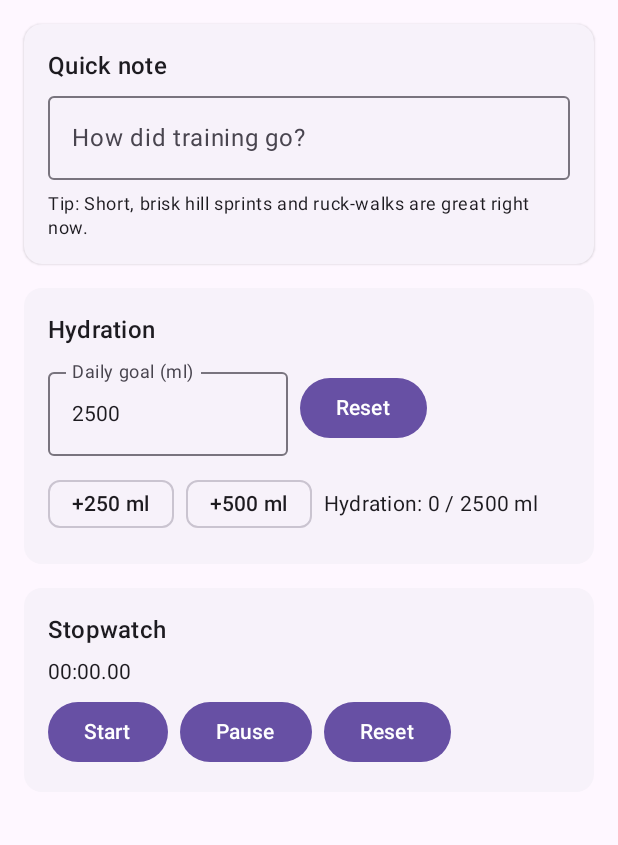
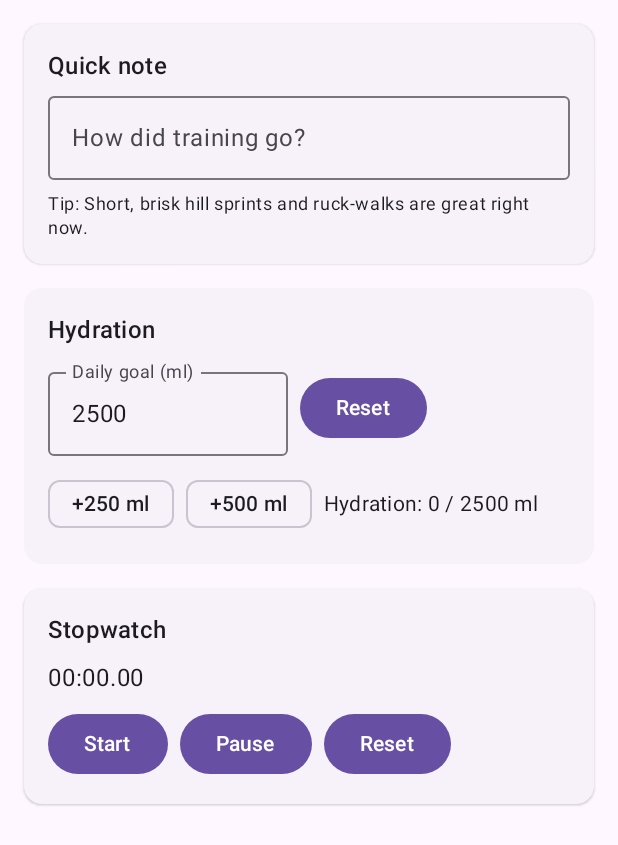
Before and after one commit to DexTG/CastleCoach, an Android app built with Jetpack Compose: the screen it shows after launch (MainActivity), on a phone screen of 412 x 824 dp. Shown: the top 845 px of the screen. Run offline under Robolectric (Android 15) with nearby library versions, the phone set to English and light mode, and no system bars.

Commit message:
Update MainActivity.kt

```diff
--- a/app/src/main/java/com/castlecoach/app/MainActivity.kt
+++ b/app/src/main/java/com/castlecoach/app/MainActivity.kt
@@ -12,14 +12,13 @@ import androidx.compose.ui.Alignment
 import androidx.compose.ui.Modifier
 import androidx.compose.ui.unit.dp
 import kotlinx.coroutines.delay
-import com.castlecoach.app.ui.theme.CastleCoachTheme
 
 class MainActivity : ComponentActivity() {
     override fun onCreate(savedInstanceState: Bundle?) {
         super.onCreate(savedInstanceState)
         enableEdgeToEdge()
         setContent {
-            CastleCoachTheme {
+            MaterialTheme {                      // ⬅️ use MaterialTheme directly
                 Surface(modifier = Modifier.fillMaxSize()) {
                     HomeScreen()
                 }
@@ -36,10 +35,7 @@ private fun HydrationChip(targetMl: Int, drankMl: Int, onAdd: (Int) -> Unit) {
     ) {
         AssistChip(onClick = { onAdd(250) }, label = { Text("+250 ml") })
         AssistChip(onClick = { onAdd(500) }, label = { Text("+500 ml") })
-        Text(
-            text = "Hydration: $drankMl / $targetMl ml",
-            style = MaterialTheme.typography.bodyMedium
-        )
+        Text("Hydration: $drankMl / $targetMl ml", style = MaterialTheme.typography.bodyMedium)
     }
 }
 
@@ -59,11 +55,13 @@ private fun StopwatchCard() {
     ElevatedCard(modifier = Modifier.fillMaxWidth()) {
         Column(Modifier.padding(16.dp), verticalArrangement = Arrangement.spacedBy(8.dp)) {
             Text("Stopwatch", style = MaterialTheme.typography.titleMedium)
-            Text(text = "%02d:%02d.%02d".format(
-                (elapsedMs / 1000) / 60,
-                (elapsedMs / 1000) % 60,
-                (elapsedMs % 1000) / 10
-            ))
+            Text(
+                "%02d:%02d.%02d".format(
+                    (elapsedMs / 1000) / 60,
+                    (elapsedMs / 1000) % 60,
+                    (elapsedMs % 1000) / 10
+                )
+            )
             Row(horizontalArrangement = Arrangement.spacedBy(8.dp)) {
                 Button(onClick = {
                     base = SystemClock.elapsedRealtime()
@@ -86,12 +84,10 @@ private fun HomeScreen() {
     var waterDrank by remember { mutableStateOf(0) }
 
     Column(
-        modifier = Modifier
-            .fillMaxSize()
-            .padding(16.dp),
+        Modifier.fillMaxSize().padding(16.dp),
         verticalArrangement = Arrangement.spacedBy(16.dp)
     ) {
-        ElevatedCard(modifier = Modifier.fillMaxWidth()) {
+        ElevatedCard(Modifier.fillMaxWidth()) {
             Column(Modifier.padding(16.dp), verticalArrangement = Arrangement.spacedBy(8.dp)) {
                 Text("Quick note", style = MaterialTheme.typography.titleMedium)
                 OutlinedTextField(
@@ -107,7 +103,7 @@ private fun HomeScreen() {
             }
         }
 
-        ElevatedCard(modifier = Modifier.fillMaxWidth()) {
+        ElevatedCard(Modifier.fillMaxWidth()) {
             Column(Modifier.padding(16.dp), verticalArrangement = Arrangement.spacedBy(8.dp)) {
                 Text("Hydration", style = MaterialTheme.typography.titleMedium)
                 Row(
```
